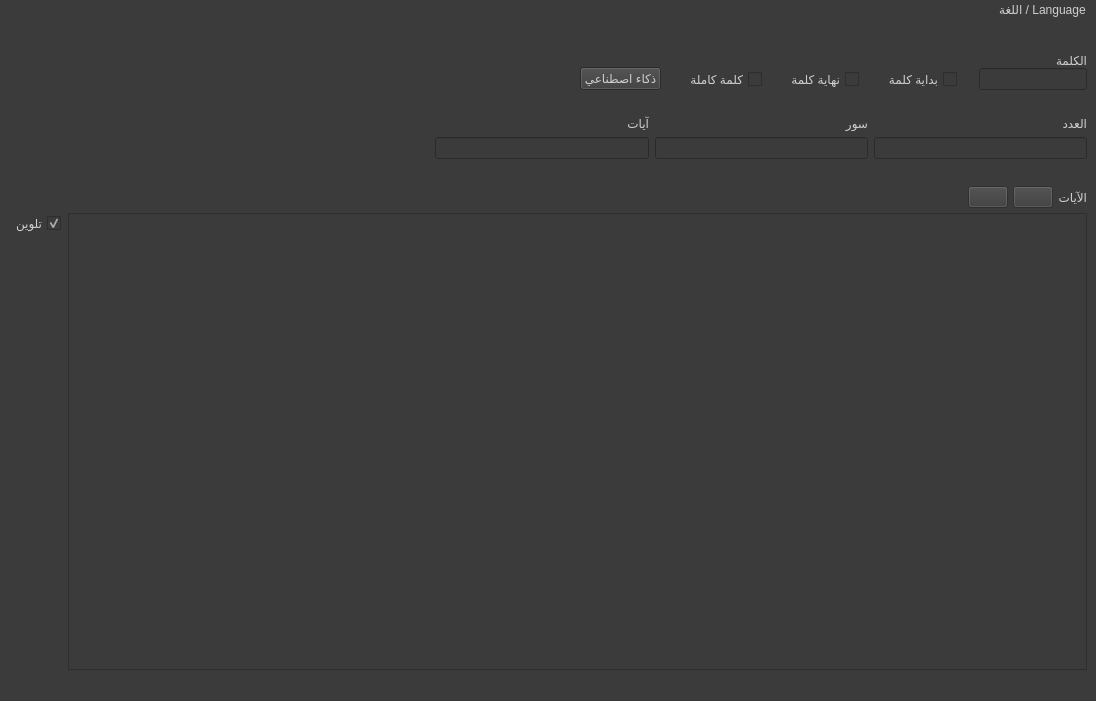
This is gui/main_screen.ui in masalha-alaa/quran-counter as Qt 5 draws it before an edit. The edited form follows.
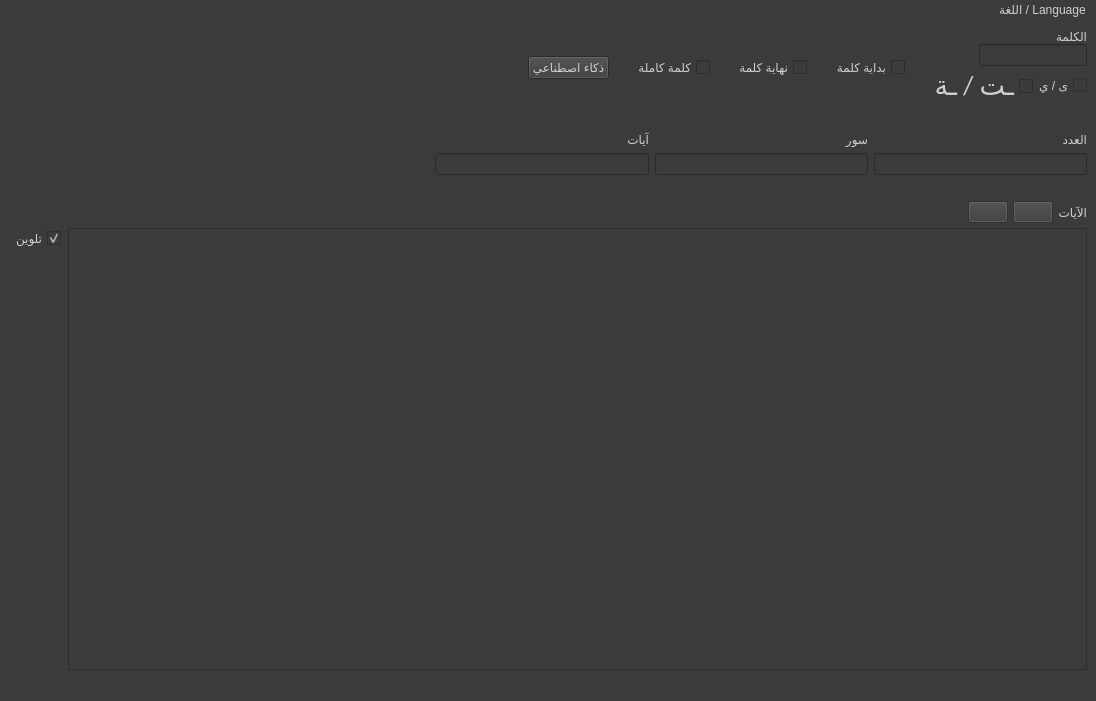
This is the edited form. Icons and pictures are not drawn.

```diff
--- a/gui/main_screen.ui
+++ b/gui/main_screen.ui
@@ -84,6 +84,39 @@
           </property>
          </widget>
         </item>
+        <item>
+         <layout class="QHBoxLayout" name="horizontalLayout_8">
+          <item>
+           <widget class="QCheckBox" name="finalYaCheckbox">
+            <property name="enabled">
+             <bool>false</bool>
+            </property>
+            <property name="text">
+             <string>ى / ي</string>
+            </property>
+           </widget>
+          </item>
+          <item>
+           <widget class="QCheckBox" name="finalTaCheckbox">
+            <property name="enabled">
+             <bool>false</bool>
+            </property>
+            <property name="font">
+             <font>
+              <family>Calibri</family>
+              <pointsize>20</pointsize>
+              <weight>50</weight>
+              <italic>false</italic>
+              <bold>false</bold>
+             </font>
+            </property>
+            <property name="text">
+             <string>ـت / ـة</string>
+            </property>
+           </widget>
+          </item>
+         </layout>
+        </item>
        </layout>
       </item>
       <item>
@@ -111,6 +144,19 @@
           </property>
          </widget>
         </item>
+        <item>
+         <spacer name="verticalSpacer_13">
+          <property name="orientation">
+           <enum>Qt::Vertical</enum>
+          </property>
+          <property name="sizeHint" stdset="0">
+           <size>
+            <width>20</width>
+            <height>40</height>
+           </size>
+          </property>
+         </spacer>
+        </item>
        </layout>
       </item>
       <item>
@@ -138,6 +184,19 @@
           </property>
          </widget>
         </item>
+        <item>
+         <spacer name="verticalSpacer_14">
+          <property name="orientation">
+           <enum>Qt::Vertical</enum>
+          </property>
+          <property name="sizeHint" stdset="0">
+           <size>
+            <width>20</width>
+            <height>40</height>
+           </size>
+          </property>
+         </spacer>
+        </item>
        </layout>
       </item>
       <item>
@@ -165,6 +224,19 @@
           </property>
          </widget>
         </item>
+        <item>
+         <spacer name="verticalSpacer_15">
+          <property name="orientation">
+           <enum>Qt::Vertical</enum>
+          </property>
+          <property name="sizeHint" stdset="0">
+           <size>
+            <width>20</width>
+            <height>40</height>
+           </size>
+          </property>
+         </spacer>
+        </item>
        </layout>
       </item>
       <item>
@@ -192,6 +264,19 @@
           </property>
          </widget>
         </item>
+        <item>
+         <spacer name="verticalSpacer_16">
+          <property name="orientation">
+           <enum>Qt::Vertical</enum>
+          </property>
+          <property name="sizeHint" stdset="0">
+           <size>
+            <width>20</width>
+            <height>40</height>
+           </size>
+          </property>
+         </spacer>
+        </item>
        </layout>
       </item>
       <item>
```
